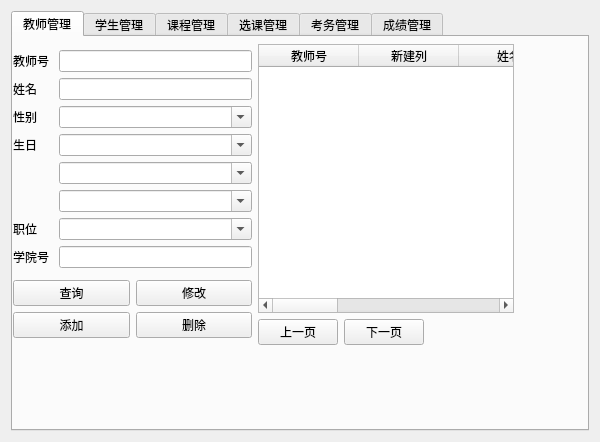
Above: admin.ui from Database-Course-Developers/Educational_Administration_System before the change. Below: the same form after it.
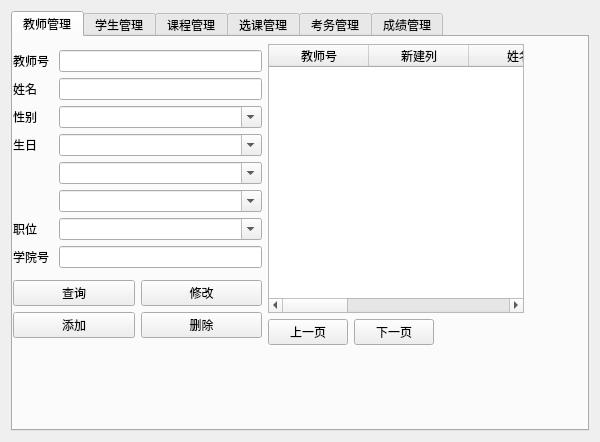
That is the form after the change. The open tabs and pages were chosen to show the change.

Commit message: 教师管理和学生管理ui

The edit to the form file:
```diff
--- a/admin.ui
+++ b/admin.ui
@@ -28,7 +28,7 @@
         <rect>
          <x>0</x>
          <y>7</y>
-         <width>501</width>
+         <width>511</width>
          <height>301</height>
         </rect>
        </property>
```
Left out of the diff: 2 changed lines with no effect on the pictures.
